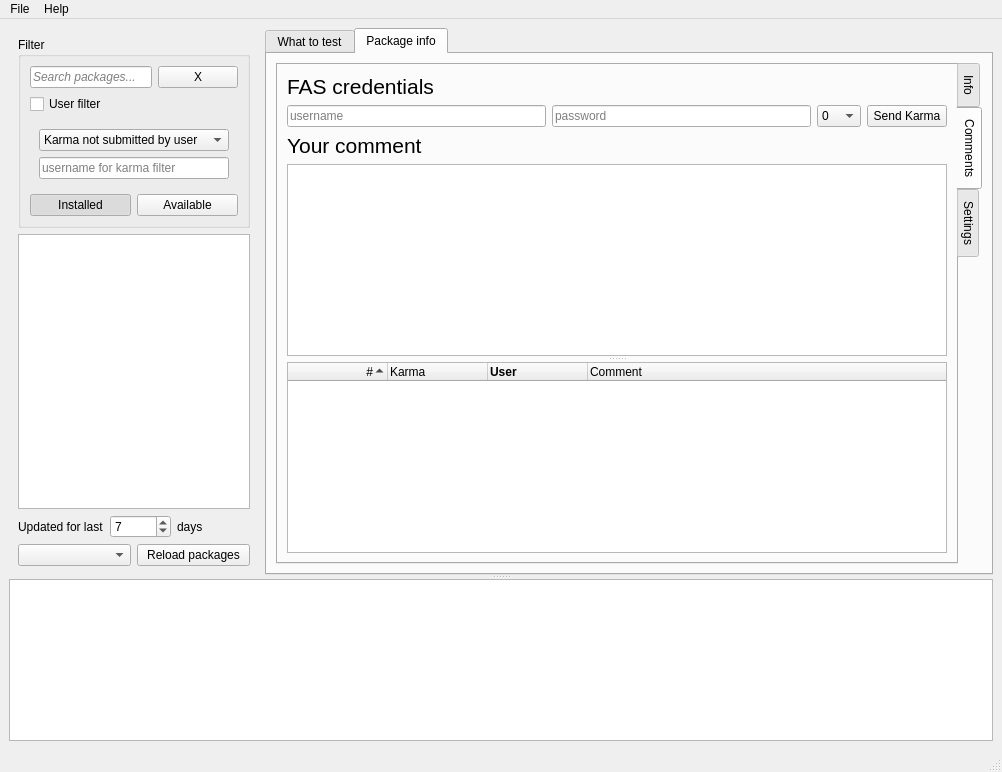
This is src/ui/mainwindow.ui in ignatenkobrain/fedora-gooey-karma as Qt 5 draws it before an edit. The edited form follows.
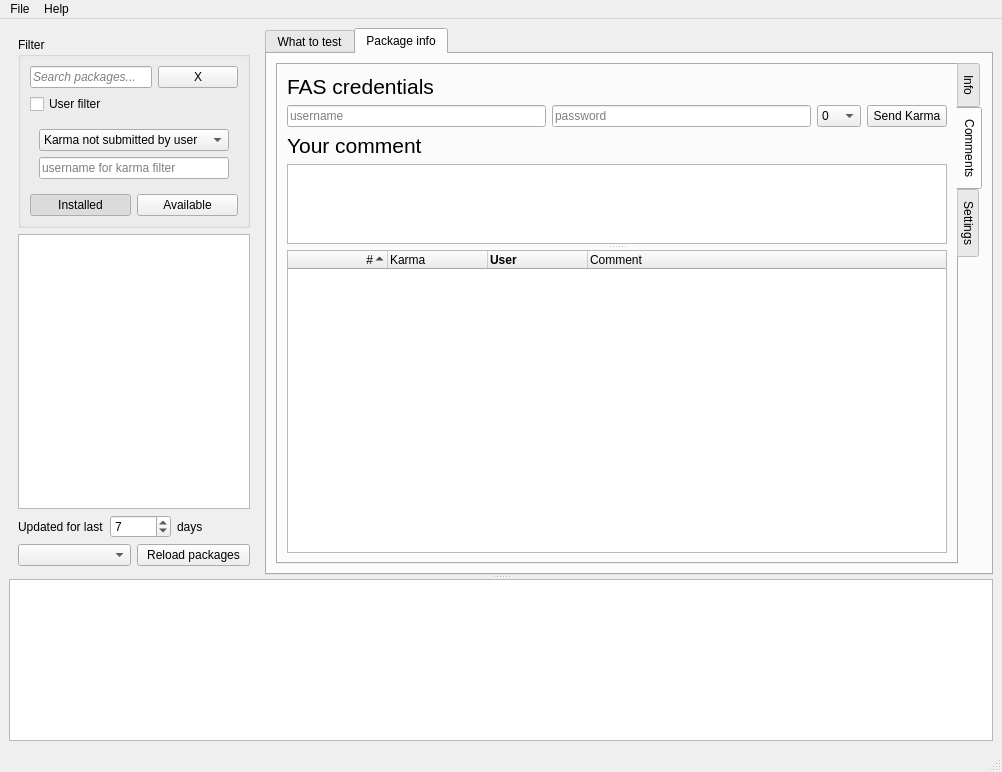
This is the edited form.

Commit message: Comment input does not need to be as high

Patch:
```diff
--- a/src/ui/mainwindow.ui
+++ b/src/ui/mainwindow.ui
@@ -704,7 +704,14 @@
                     <property name="handleWidth">
                      <number>6</number>
                     </property>
-                    <widget class="QPlainTextEdit" name="commentEdit"/>
+                    <widget class="QPlainTextEdit" name="commentEdit">
+                     <property name="maximumSize">
+                      <size>
+                       <width>16777215</width>
+                       <height>80</height>
+                      </size>
+                     </property>
+                    </widget>
                     <widget class="QTreeWidget" name="treeWidget_feedback">
                      <property name="minimumSize">
                       <size>
```
The commit also changes 1 other file.
